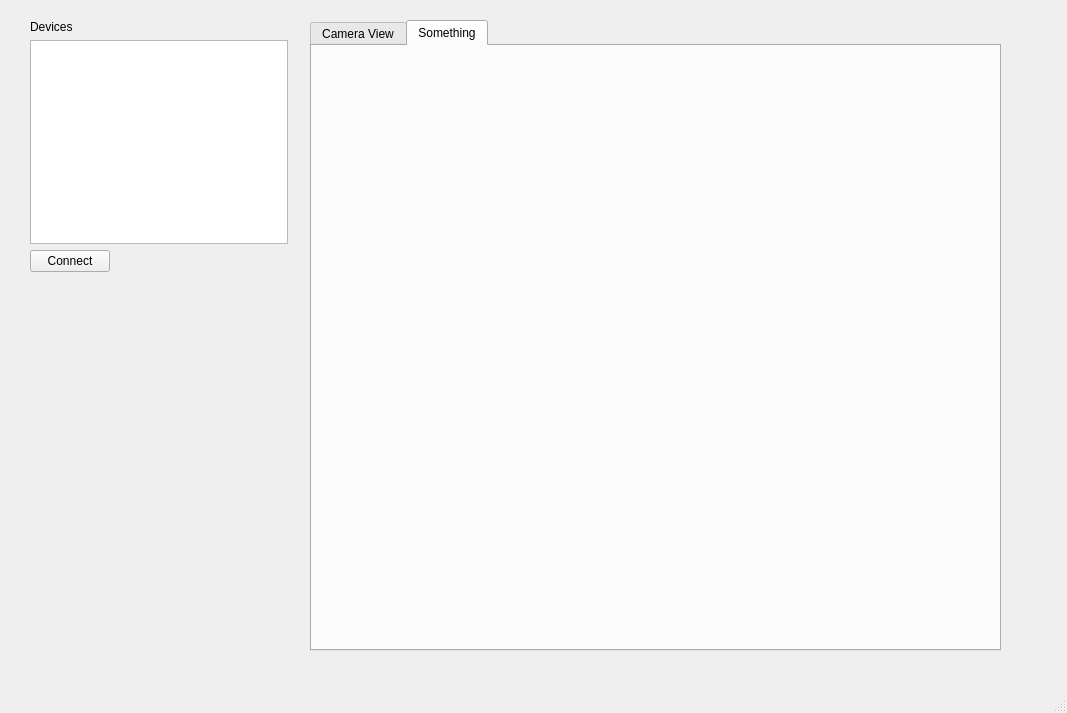
Above: pointing_stability.ui from aglinn/LaserPointLock before the change. Below: the same form after it.
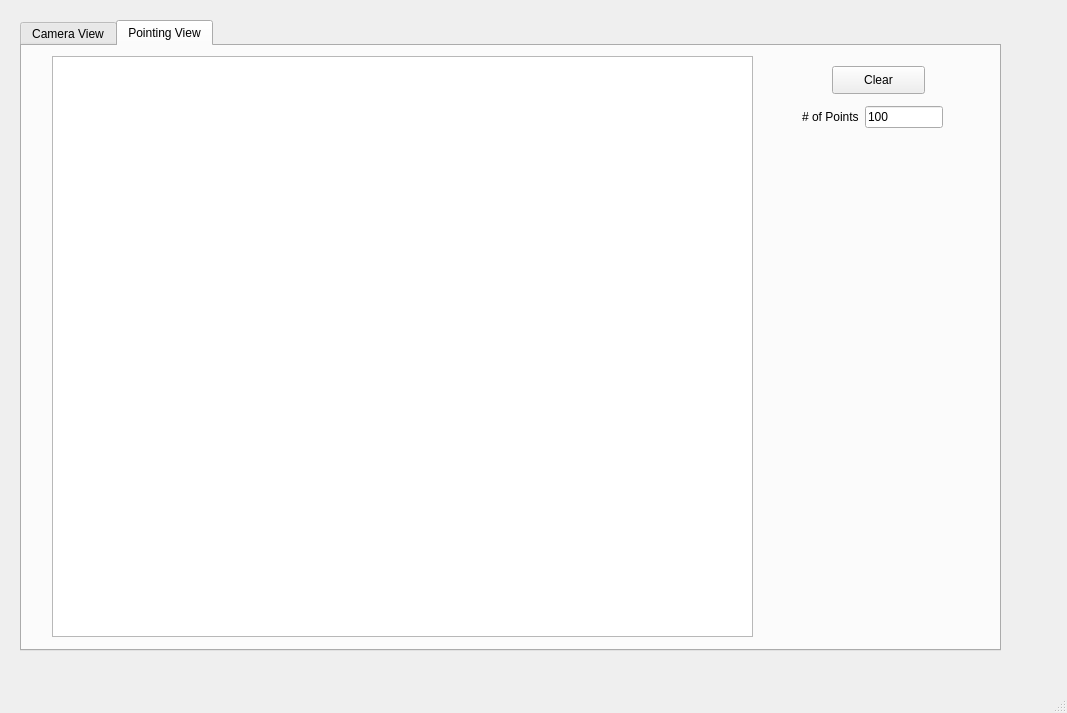
That is the form after the change. The open tabs and pages were chosen to show the change. Custom widgets are drawn as their Qt base class.

The edit to the form file:
```diff
--- a/pointing_stability.ui
+++ b/pointing_stability.ui
@@ -17,9 +17,9 @@
    <widget class="QTabWidget" name="tabWidget">
     <property name="geometry">
      <rect>
-      <x>310</x>
+      <x>20</x>
       <y>20</y>
-      <width>691</width>
+      <width>981</width>
       <height>631</height>
      </rect>
     </property>
@@ -281,75 +281,61 @@
     </widget>
     <widget class="QWidget" name="tab_2">
      <attribute name="title">
-      <string>Something</string>
+      <string>Pointing View</string>
      </attribute>
-    </widget>
-   </widget>
-   <widget class="QWidget" name="verticalLayoutWidget">
+     <widget class="GraphicsLayoutWidget" name="gv_cam_xy">
     <property name="geometry">
      <rect>
       <x>30</x>
+        <y>10</y>
+        <width>701</width>
+        <height>581</height>
+       </rect>
+      </property>
+     </widget>
+     <widget class="QPushButton" name="btn_clear">
+      <property name="geometry">
+       <rect>
+        <x>810</x>
       <y>20</y>
-      <width>258</width>
-      <height>252</height>
-     </rect>
-    </property>
-    <layout class="QVBoxLayout" name="verticalLayout">
-     <item>
-      <widget class="QLabel" name="lbl_devices">
-       <property name="sizePolicy">
-        <sizepolicy hsizetype="Preferred" vsizetype="Preferred">
-         <horstretch>0</horstretch>
-         <verstretch>0</verstretch>
-        </sizepolicy>
-       </property>
-       <property name="maximumSize">
-        <size>
-         <width>16777215</width>
-         <height>50</height>
-        </size>
-       </property>
+        <width>93</width>
+        <height>28</height>
+       </rect>
+      </property>
        <property name="text">
-        <string>Devices</string>
-       </property>
-      </widget>
-     </item>
-     <item>
-      <widget class="QTableWidget" name="tbl_devices">
-       <property name="sizePolicy">
-        <sizepolicy hsizetype="Fixed" vsizetype="Expanding">
-         <horstretch>0</horstretch>
-         <verstretch>0</verstretch>
-        </sizepolicy>
-       </property>
-       <property name="maximumSize">
-        <size>
-         <width>400</width>
-         <height>16777215</height>
-        </size>
-       </property>
-       <property name="baseSize">
-        <size>
-         <width>0</width>
-         <height>0</height>
-        </size>
-       </property>
-      </widget>
-     </item>
-     <item>
-      <widget class="QPushButton" name="btn_connect">
-       <property name="sizePolicy">
-        <sizepolicy hsizetype="Fixed" vsizetype="Fixed">
-         <horstretch>0</horstretch>
-         <verstretch>0</verstretch>
-        </sizepolicy>
-       </property>
+       <string>Clear</string>
+      </property>
+     </widget>
+     <widget class="QWidget" name="formLayoutWidget_3">
+      <property name="geometry">
+       <rect>
+        <x>780</x>
+        <y>60</y>
+        <width>141</width>
+        <height>31</height>
+       </rect>
+      </property>
+      <layout class="QFormLayout" name="formLayout_3">
+       <item row="0" column="0">
+        <widget class="QLabel" name="label_11">
+         <property name="text">
+          <string># of Points</string>
+         </property>
+        </widget>
+       </item>
+       <item row="0" column="1">
+        <widget class="QLineEdit" name="le_num_points">
        <property name="text">
-        <string>Connect</string>
+          <string>100</string>
+         </property>
+         <property name="readOnly">
+          <bool>true</bool>
        </property>
       </widget>
      </item>
     </layout>
+     </widget>
+    </widget>
    </widget>
   </widget>
   <widget class="QMenuBar" name="menubar">
@@ -370,6 +356,11 @@
    <extends>QGraphicsView</extends>
    <header>pyqtgraph</header>
   </customwidget>
+  <customwidget>
+   <class>GraphicsLayoutWidget</class>
+   <extends>QGraphicsView</extends>
+   <header>pyqtgraph</header>
+  </customwidget>
  </customwidgets>
  <resources/>
  <connections/>
```
Left out of the diff: 22 changed lines with no effect on the pictures. Lines whose indentation alone changed are shown as unchanged.
